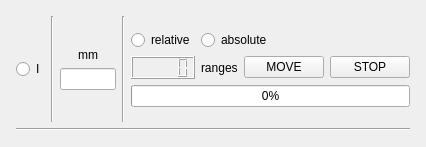
Saldenisov/pyconlyse, file views/ui/widget_stpmtr_axis.ui: the form before one commit.
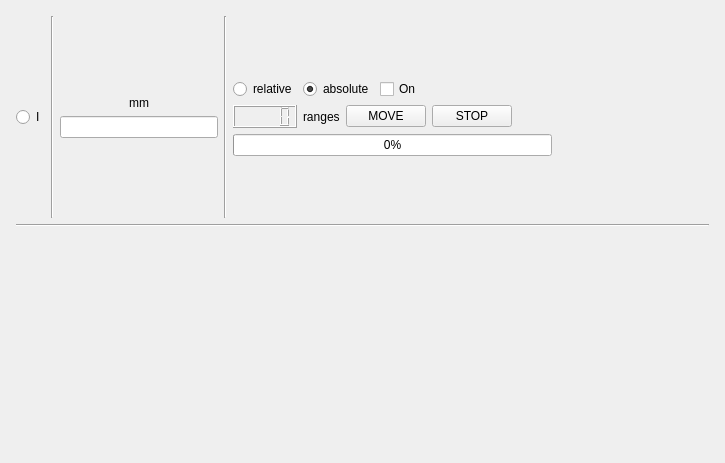
The form after the commit.

```diff
--- a/views/ui/widget_stpmtr_axis.ui
+++ b/views/ui/widget_stpmtr_axis.ui
@@ -6,18 +6,18 @@
    <rect>
     <x>0</x>
     <y>0</y>
-    <width>426</width>
-    <height>147</height>
+    <width>725</width>
+    <height>463</height>
    </rect>
   </property>
   <property name="windowTitle">
    <string>Form</string>
   </property>
-  <layout class="QVBoxLayout" name="verticalLayout_4">
+  <layout class="QVBoxLayout" name="verticalLayout">
    <item>
-    <layout class="QVBoxLayout" name="verticalLayout">
+    <layout class="QVBoxLayout" name="mainVL">
      <item>
-      <layout class="QVBoxLayout" name="verticalLayout_5">
+      <layout class="QVBoxLayout" name="axisVL0">
        <property name="leftMargin">
         <number>5</number>
        </property>
@@ -125,10 +125,23 @@
                <property name="text">
                 <string>absolute</string>
                </property>
+               <property name="checked">
+                <bool>true</bool>
+               </property>
               </widget>
              </item>
              <item>
-              <spacer name="horizontalSpacer_3">
+              <widget class="QCheckBox" name="checkBox_On">
+               <property name="text">
+                <string>On</string>
+               </property>
+               <property name="checked">
+                <bool>false</bool>
+               </property>
+              </widget>
+             </item>
+             <item>
+              <spacer name="horizontalSpacer_axis_movement_type1">
                <property name="orientation">
                 <enum>Qt::Horizontal</enum>
                </property>
@@ -230,20 +243,7 @@
       </layout>
      </item>
      <item>
-      <spacer name="verticalSpacer_12">
-       <property name="orientation">
-        <enum>Qt::Vertical</enum>
-       </property>
-       <property name="sizeHint" stdset="0">
-        <size>
-         <width>20</width>
-         <height>40</height>
-        </size>
-       </property>
-      </spacer>
-     </item>
-     <item>
-      <spacer name="verticalSpacer_3">
+      <spacer name="verticalSpacer_between">
        <property name="orientation">
         <enum>Qt::Vertical</enum>
        </property>
```
Left out of the diff: 46 changed lines with no effect on the pictures.
